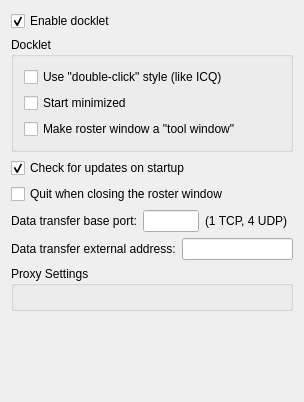
psi-im/psi, file src/options/opt_application.ui: the form before one commit.
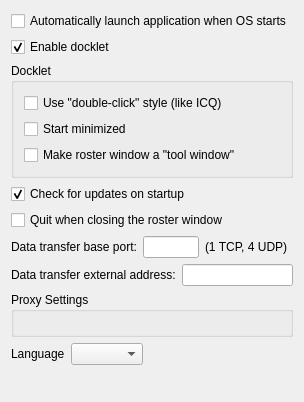
The form after the commit.

Commit message: Applied Psi+ patches 0150-psi-options-language-select.diff, 0220-psi-auto-capitalizer.diff, 0230-psi-autostart.diff

Patch:
```diff
--- a/src/options/opt_application.ui
+++ b/src/options/opt_application.ui
@@ -13,6 +13,13 @@
    <string>OptApplicationUI</string>
   </property>
   <layout class="QVBoxLayout" >
+  <item>
+    <widget class="QCheckBox" name="ck_auto_load">
+     <property name="text">
+      <string>Automatically launch application when OS starts</string>
+     </property>
+    </widget>
+   </item>
    <item>
     <widget class="QCheckBox" name="ck_docklet" >
      <property name="text" >
@@ -178,6 +185,33 @@
      <layout class="QHBoxLayout" name="horizontalLayout_2"/>
     </widget>
    </item>
+   <item>
+    <layout class="QHBoxLayout" name="horizontalLayout">
+     <item>
+      <widget class="QLabel" name="label_2">
+       <property name="text">
+        <string>Language</string>
+       </property>
+      </widget>
+     </item>
+     <item>
+      <widget class="QComboBox" name="cb_lang"/>
+     </item>
+     <item>
+      <spacer name="horizontalSpacer">
+       <property name="orientation">
+        <enum>Qt::Horizontal</enum>
+       </property>
+       <property name="sizeHint" stdset="0">
+        <size>
+         <width>40</width>
+         <height>20</height>
+        </size>
+       </property>
+      </spacer>
+     </item>
+    </layout>
+   </item>
    <item>
     <spacer>
      <property name="orientation" >
```
The commit also changes 8 other files.
